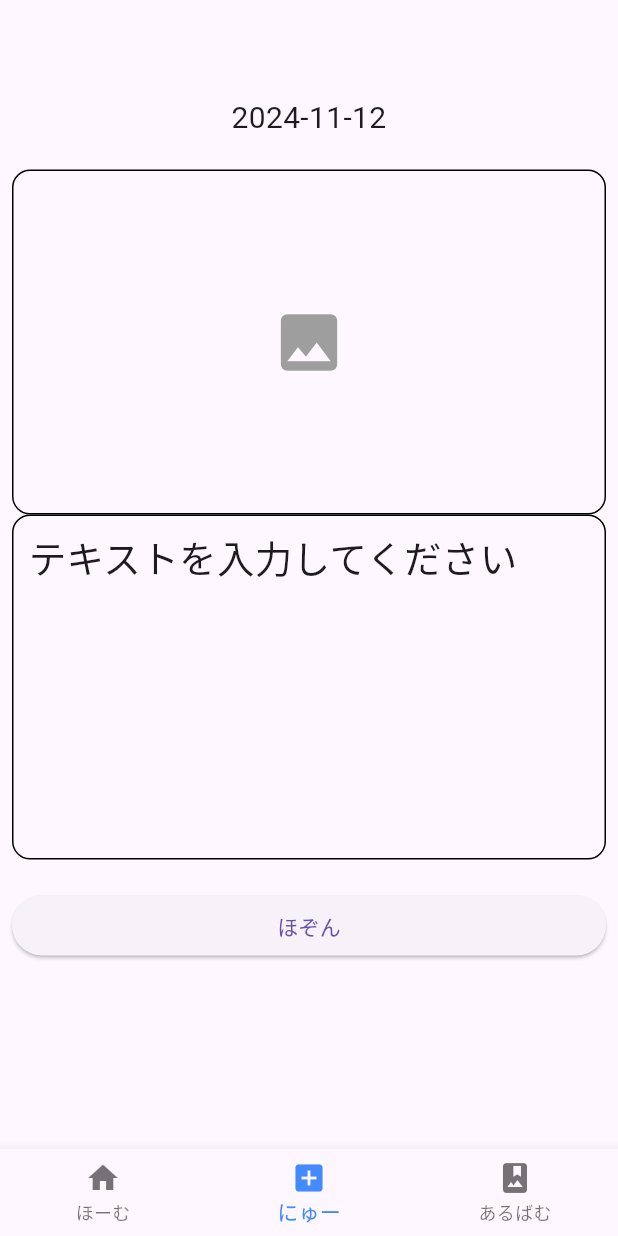
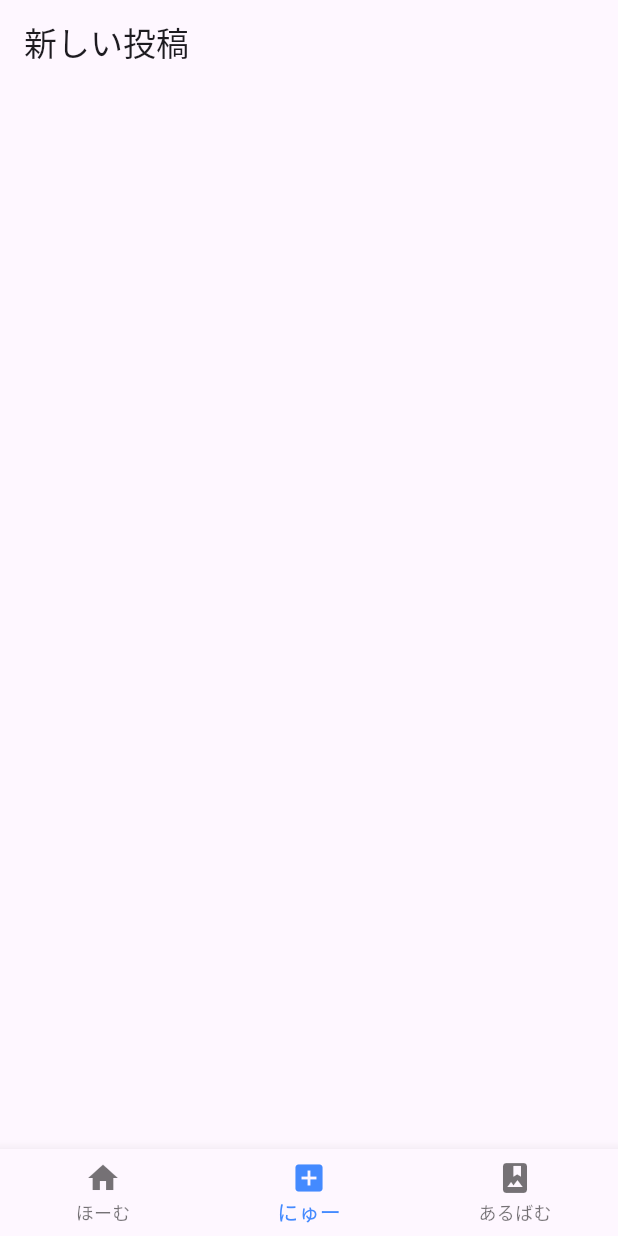
Before and after one commit to I-Shizu/fight_memory, a Flutter app: the screen it shows after launch, item 2 of the bottom bar chosen, on a phone screen of 412 x 824 dp. Run offline on Flutter 3.47's test engine with Material 3 defaults, Android fonts, the phone set to English and light mode, and no system bars; our stand-ins replace flutter_riverpod, freezed_annotation, google_fonts, image_picker, sqflite, table_calendar; accounts and stored records are empty.

Commit message:
addPostを編集

```diff
--- /dev/null
+++ b/lib/Ui/Pages/add_post_page.dart
@@ -0,0 +1,49 @@
+import 'dart:io';
+import 'package:fight_app2/Provider/providers.dart';
+import 'package:flutter/material.dart';
+import 'package:flutter_riverpod/flutter_riverpod.dart';
+import 'package:image_picker/image_picker.dart';
+import '../../viewmodels/post_view_model.dart';
+import 'top_page.dart';
+
+class AddPostPage extends ConsumerWidget {
+  AddPostPage({super.key});
+
+  final postTextProvider = StateProvider<String>((ref) => '');
+  final postImageProvider = StateProvider<File?>((ref) => null);
+
+  Future<void> _pickImage(WidgetRef ref) async {
+      final picker = ImagePicker();
+      final pickedFile = await picker.pickImage(source: ImageSource.gallery);
+
+      if (pickedFile != null) {
+        ref.read(postImageProvider.notifier).state = File(pickedFile.path);
+      }
+    }
+
+  @override
+  Widget build(BuildContext context,WidgetRef ref) {
+
+    final postText = ref.watch(postTextProvider);
+    final postImage = ref.watch(postImageProvider);
+    final postDate = ref.watch(postDateProvider);
+
+    return Scaffold(
+      appBar: AppBar(title: const Text('新しい投稿')),
+      body: Padding(
+        padding: const EdgeInsets.all(8.0),
+        child: Column(
+          crossAxisAlignment: CrossAxisAlignment.stretch,
+          children: [
+            GestureDetector(
+              onTap: () => _pickImage(ref),
+              child: Container(
+
+              ),
+            )
+          ]
+        ),
+      ),
+    );
+  }
+}
--- a/lib/Ui/Pages/new_post_page.dart
+++ /dev/null
@@ -1,160 +0,0 @@
-import 'dart:io';
-import 'package:flutter/material.dart';
-import 'package:flutter_riverpod/flutter_riverpod.dart';
-import 'package:image_picker/image_picker.dart';
-import 'package:intl/intl.dart';
-
-import '../../viewmodels/post_view_model.dart';
-import 'top_page.dart';
-
-class NewPostPage extends ConsumerStatefulWidget {
-  const NewPostPage({super.key});
-
-  @override
-  ConsumerState<NewPostPage> createState() => _NewPostPageState();
-}
-
-class _NewPostPageState extends ConsumerState<NewPostPage> with AutomaticKeepAliveClientMixin {
-  final TextEditingController _postTextController = TextEditingController(text: '');
-  File? _imageFile;
-  String? _postImageUrl;
-  final formatter = DateFormat('yyyy-MM-dd');
-  final _postTime = DateTime.now();
-
-  @override
-  bool get wantKeepAlive => true;
-
-  Future<void> _pickImage() async {
-    final picker = ImagePicker();
-    final pickedFile = await picker.pickImage(source: ImageSource.gallery);
-
-    if (pickedFile != null) {
-      setState(() {
-        _imageFile = File(pickedFile.path);
-        _postImageUrl = _imageFile!.path;
-      });
-    }
-  }
-
-  @override
-  Widget build(BuildContext context) {
-    super.build(context);
-
-    return Scaffold(
-      appBar: AppBar(),
-      body: Padding(
-        padding: const EdgeInsets.all(8.0),
-        child: Column(
-          crossAxisAlignment: CrossAxisAlignment.stretch,
-          children: [
-            Text(
-              formatter.format(_postTime),
-              textAlign: TextAlign.center,
-              style: const TextStyle(
-                fontSize: 20,
-              ),
-            ),
-            const SizedBox(height: 20),
-            Column(
-              children: [
-                Container(
-                  width: double.infinity,
-                  height: 230,
-                  decoration: BoxDecoration(
-                    border: Border.all(color: Colors.black),
-                    borderRadius: BorderRadius.circular(12),
-                  ),
-                  child: GestureDetector(
-                    onTap: () async {
-                      await _pickImage();
-                    },
-                    child: _postImageUrl != null
-                        ? Image.file(File(_postImageUrl!))
-                        : const Center(child: Icon(Icons.image, size: 50, color: Colors.grey)),
-                  ),
-                ),
-                Container(
-                  width: double.infinity,
-                  height: 230,
-                  decoration: BoxDecoration(
-                    border: Border.all(color: Colors.black),
-                    borderRadius: BorderRadius.circular(12),
-                  ),
-                  child: GestureDetector(
-                    onTap: () {
-                      showDialog(
-                        context: context,
-                        builder: (context) {
-                          return AlertDialog(
-                            title: const Text('がんばったこと'),
-                            content: TextField(
-                              controller: _postTextController,
-                              maxLines: 3,
-                              decoration: const InputDecoration(
-                                border: OutlineInputBorder(),
-                              ),
-                            ),
-                            actions: [
-                              TextButton(
-                                onPressed: () {
-                                  setState(() {});
-                                  Navigator.of(context).pop();
-                                },
-                                child: const Text('おけ'),
-                              ),
-                            ],
-                          );
-                        },
-                      );
-                    },
-                    child: Container(
-                      padding: const EdgeInsets.all(10),
-                      child: Text(
-                        _postTextController.text.isNotEmpty
-                            ? _postTextController.text
-                            : 'テキストを入力してください',
-                        style: const TextStyle(fontSize: 25),
-                      ),
-                    ),
-                  ),
-                ),
-              ],
-            ),
-            const SizedBox(height: 20),
-            ElevatedButton(
-              onPressed: () async {
-                if (_postTextController.text.isEmpty) {
-                  ScaffoldMessenger.of(context).showSnackBar(
-                    const SnackBar(
-                      content: Text('エラー：テキストを入力してください'),
-                      duration: Duration(seconds: 2),
-                    ),
-                  );
-                } else if (_imageFile == null) {
-                  ScaffoldMessenger.of(context).showSnackBar(
-                    const SnackBar(
-                      content: Text('エラー：画像を選択してください'),
-                      duration: Duration(seconds: 2),
-                    ),
-                  );
-                } else {
-                  // textとimageFileをViewModelに渡してaddPostを呼び出す
-                  /*await ref.read(postProvider.notifier).addPost(
-                        _postTextController.text,
-                      );
-                  Navigator.of(context).pushReplacement(
-                    MaterialPageRoute(builder: (context) => TopPage()),
-                  );*/
-                }
-              },
-              style: ElevatedButton.styleFrom(
-                fixedSize: const Size(200, double.infinity),
-              ),
-              child: const Text('ほぞん'),
-            ),
-          ],
-        ),
-      ),
-    );
-  }
-}
--- a/lib/Ui/Pages/top_page.dart
+++ b/lib/Ui/Pages/top_page.dart
@@ -3,7 +3,7 @@ import 'package:flutter_riverpod/flutter_riverpod.dart';
 
 import 'album_page.dart';
 import 'home_page.dart';
-import 'new_post_page.dart';
+import 'add_post_page.dart';
 
 // 現在のインデックスを管理するStateProvider
 final currentIndexProvider = StateProvider<int>((ref) => 0);
@@ -11,7 +11,7 @@ final currentIndexProvider = StateProvider<int>((ref) => 0);
 class TopPage extends ConsumerWidget {
   final _pageWidgets = [
     const HomePage(),
-    const NewPostPage(),
+    AddPostPage(),
     const AlbumPage(),
   ];
 
--- a/lib/Ui/calendar.dart
+++ b/lib/Ui/calendar.dart
@@ -9,7 +9,7 @@ class Calendar extends ConsumerWidget {
 
   @override
   Widget build(BuildContext context, WidgetRef ref) {
-    final selectedDay = ref.watch(selectedDayProvider) ?? DateTime.now();
+    final selectedDay = ref.watch(postDateProvider) ?? DateTime.now();
     final posts = ref.watch(postProvider);
 
     return Scaffold(
@@ -23,7 +23,7 @@ class Calendar extends ConsumerWidget {
               focusedDay: selectedDay,
               selectedDayPredicate: (day) => isSameDay(selectedDay, day),
               onDaySelected: (selectedDay, focusedDay) {
-                ref.read(selectedDayProvider.notifier).state = selectedDay;
+                ref.read(postDateProvider.notifier).state = selectedDay;
                 ref.read(postProvider.notifier).fetchPostsForDay(selectedDay);
               },
               calendarFormat: CalendarFormat.month,
--- a/pubspec.yaml
+++ b/pubspec.yaml
@@ -34,16 +34,11 @@ dependencies:
 
   # The following adds the Cupertino Icons font to your application.
   # Use with the CupertinoIcons class for iOS style icons.
-  cloud_firestore: ^5.4.4
-  firebase_auth: ^5.3.1
-  firebase_storage: ^12.3.4
-  firebase_app_check: ^0.3.1+4
   cupertino_icons: ^1.0.6
   image_picker:
   table_calendar: ^3.1.1
   intl: ^0.19.0
   google_fonts: ^6.2.1
-  google_sign_in:
   flutter_launcher_icons: ^0.14.1
   sqflite: ^2.0.0+4
   path_provider: ^2.0.11
```
Also changed, not shown: lib/Provider/providers.dart (+9 -1 lines), pubspec.lock, 3 other files.
